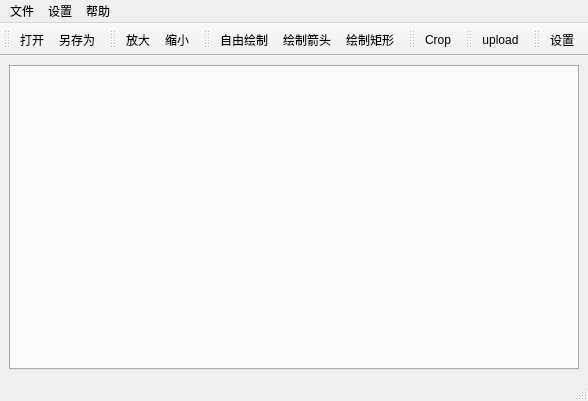
The window that ui/editwindow.ui (kuaidy/QScreenShot) describes before a commit, drawn with Qt 5.
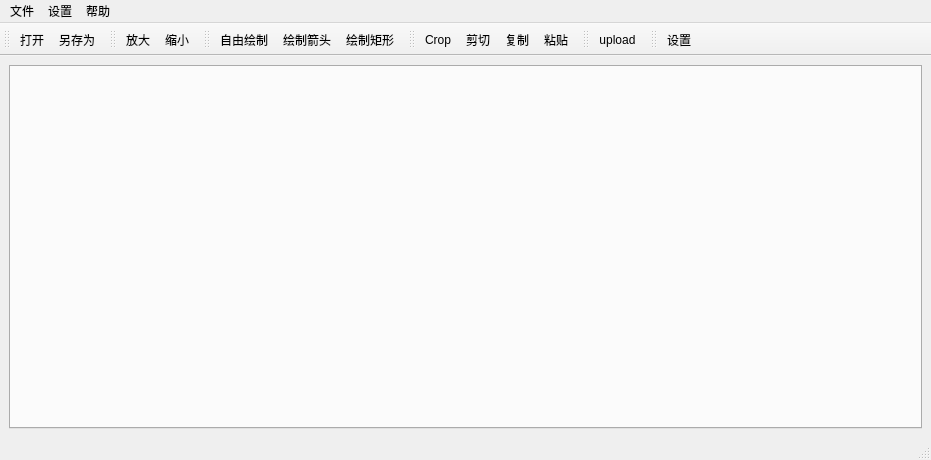
The same window after the commit. Icons and pictures are not drawn.

The edit to the form file:
```diff
--- a/ui/editwindow.ui
+++ b/ui/editwindow.ui
@@ -6,8 +6,8 @@
    <rect>
     <x>0</x>
     <y>0</y>
-    <width>588</width>
-    <height>401</height>
+    <width>931</width>
+    <height>460</height>
    </rect>
   </property>
   <property name="windowTitle">
@@ -32,8 +32,8 @@
     <rect>
      <x>0</x>
      <y>0</y>
-     <width>588</width>
-     <height>25</height>
+     <width>931</width>
+     <height>30</height>
     </rect>
    </property>
    <widget class="QMenu" name="menu_file">
@@ -111,6 +111,9 @@
     <bool>false</bool>
    </attribute>
    <addaction name="actionCrop"/>
+   <addaction name="shear"/>
+   <addaction name="copy"/>
+   <addaction name="parse"/>
   </widget>
   <widget class="QToolBar" name="toolBarClound">
    <property name="windowTitle">
@@ -270,6 +273,42 @@
     <string>关于</string>
    </property>
   </action>
+  <action name="copy">
+   <property name="icon">
+    <iconset theme="applications-office" resource="../resource/resource.qrc">
+     <normaloff>:/images/copy.png</normaloff>:/images/copy.png</iconset>
+   </property>
+   <property name="text">
+    <string>复制</string>
+   </property>
+   <property name="toolTip">
+    <string>复制图像</string>
+   </property>
+  </action>
+  <action name="shear">
+   <property name="icon">
+    <iconset resource="../resource/resource.qrc">
+     <normaloff>:/images/shear.png</normaloff>:/images/shear.png</iconset>
+   </property>
+   <property name="text">
+    <string>剪切</string>
+   </property>
+   <property name="toolTip">
+    <string>剪切图像</string>
+   </property>
+  </action>
+  <action name="parse">
+   <property name="icon">
+    <iconset resource="../resource/resource.qrc">
+     <normaloff>:/images/parse.png</normaloff>:/images/parse.png</iconset>
+   </property>
+   <property name="text">
+    <string>粘贴</string>
+   </property>
+   <property name="toolTip">
+    <string>粘贴图像</string>
+   </property>
+  </action>
  </widget>
  <resources>
   <include location="../resource/resource.qrc"/>
```
